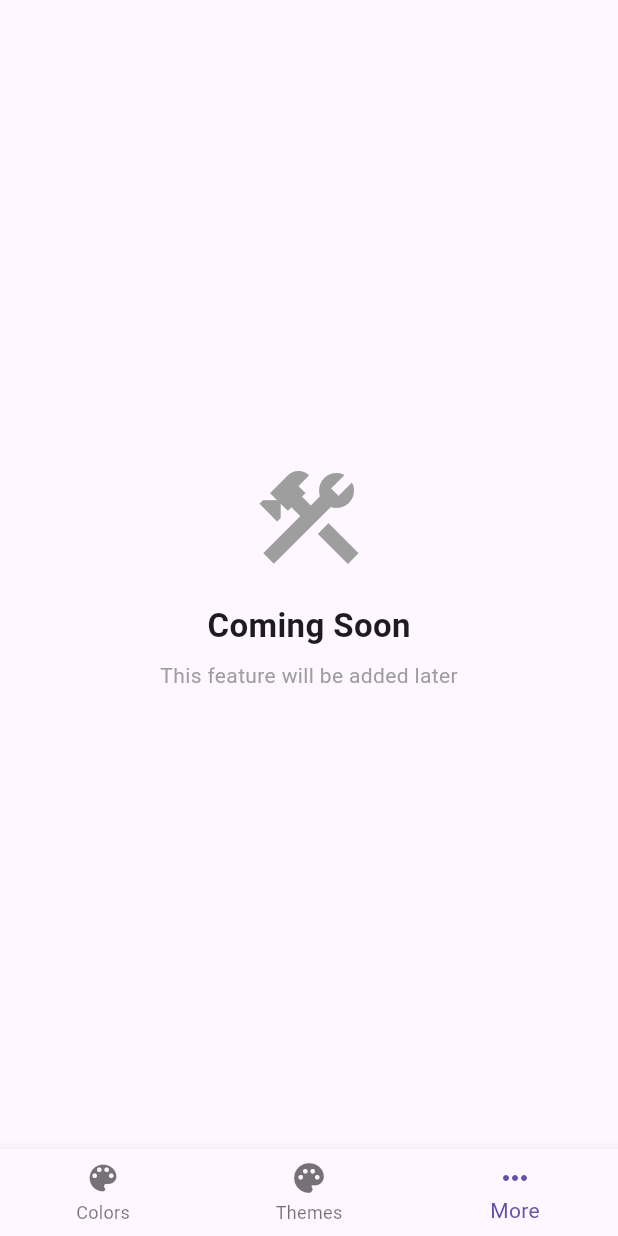
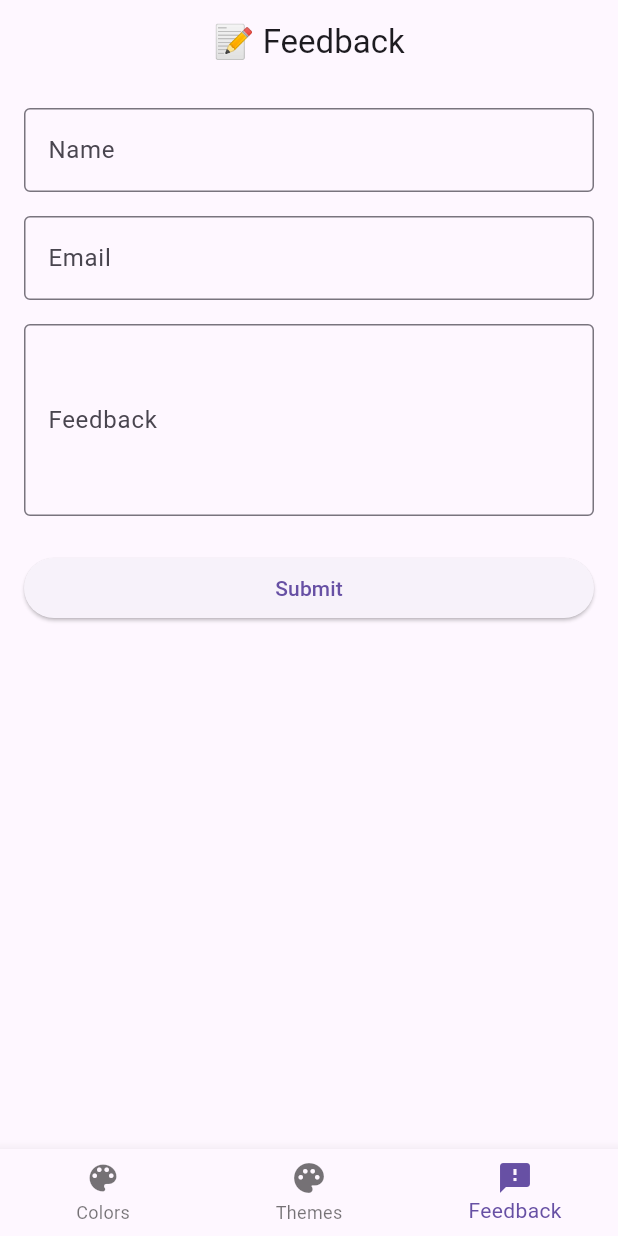
Before and after one commit to jb-git-code/heco, a Flutter app: the screen it shows after launch, item 3 of the bottom bar chosen, on a phone screen of 412 x 824 dp. Run offline on Flutter 3.47's test engine with Material 3 defaults, Android fonts, the light colour scheme and no system bars; our stand-ins replace cloud_firestore, firebase_core, flutter_colorpicker; accounts and stored records are empty.

Commit message:
add feedback screen

```diff
--- a/lib/main.dart
+++ b/lib/main.dart
@@ -1,7 +1,13 @@
+import 'package:firebase_core/firebase_core.dart';
 import 'package:flutter/material.dart';
+import 'package:heco/firebase_options.dart';
 import 'screens/root_screen.dart';
 
-void main() {
+void main() async {
+  WidgetsFlutterBinding.ensureInitialized();
+  await Firebase.initializeApp(
+    options: DefaultFirebaseOptions.currentPlatform,
+  );
   runApp(const ColorHelperApp());
 }
 
--- /dev/null
+++ b/lib/screens/feedback_screen.dart
@@ -0,0 +1,131 @@
+import 'package:flutter/material.dart';
+import '../services/feedback_service.dart';
+
+class FeedbackScreen extends StatefulWidget {
+  const FeedbackScreen({super.key});
+
+  @override
+  State<FeedbackScreen> createState() => _FeedbackScreenState();
+}
+
+class _FeedbackScreenState extends State<FeedbackScreen> {
+  final _formKey = GlobalKey<FormState>();
+
+  final _nameController = TextEditingController();
+  final _emailController = TextEditingController();
+  final _feedbackController = TextEditingController();
+
+  bool isSubmitting = false;
+
+  @override
+  void dispose() {
+    _nameController.dispose();
+    _emailController.dispose();
+    _feedbackController.dispose();
+    super.dispose();
+  }
+
+  Future<void> submit() async {
+    if (!_formKey.currentState!.validate()) return;
+
+    setState(() => isSubmitting = true);
+
+    try {
+      await FeedbackService.submitFeedback(
+        name: _nameController.text.trim(),
+        email: _emailController.text.trim(),
+        feedback: _feedbackController.text.trim(),
+      );
+
+      _formKey.currentState!.reset();
+
+      ScaffoldMessenger.of(context).showSnackBar(
+        const SnackBar(content: Text("Feedback submitted successfully")),
+      );
+    } catch (e) {
+      ScaffoldMessenger.of(context).showSnackBar(
+        const SnackBar(content: Text("Something went wrong")),
+      );
+    } finally {
+      setState(() => isSubmitting = false);
+    }
+  }
+
+  @override
+  Widget build(BuildContext context) {
+    return Scaffold(
+      appBar: AppBar(
+        title: const Text("📝 Feedback"),
+        centerTitle: true,
+      ),
+      body: SingleChildScrollView(
+        padding: const EdgeInsets.all(16),
+        child: Form(
+          key: _formKey,
+          child: Column(
+            children: [
+              // 👤 Name
+              TextFormField(
+                controller: _nameController,
+                decoration: const InputDecoration(
+                  labelText: "Name",
+                  border: OutlineInputBorder(),
+                ),
+                validator: (value) =>
+                    value == null || value.isEmpty ? "Enter name" : null,
+              ),
+
+              const SizedBox(height: 16),
+
+              // 📧 Email
+              TextFormField(
+                controller: _emailController,
+                decoration: const InputDecoration(
+                  labelText: "Email",
+                  border: OutlineInputBorder(),
+                ),
+                keyboardType: TextInputType.emailAddress,
+                validator: (value) {
+                  if (value == null || value.isEmpty) {
+                    return "Enter email";
+                  }
+                  if (!value.contains('@')) {
+                    return "Invalid email";
+                  }
+                  return null;
+                },
+              ),
+
+              const SizedBox(height: 16),
+
+              // 💬 Feedback
+              TextFormField(
+                controller: _feedbackController,
+                decoration: const InputDecoration(
+                  labelText: "Feedback",
+                  border: OutlineInputBorder(),
+                ),
+                maxLines: 4,
+                validator: (value) =>
+                    value == null || value.isEmpty ? "Enter feedback" : null,
+              ),
+
+              const SizedBox(height: 24),
+
+              // 🚀 Submit
+              SizedBox(
+                width: double.infinity,
+                child: ElevatedButton(
+                  onPressed: isSubmitting ? null : submit,
+                  child: isSubmitting
+                      ? const CircularProgressIndicator()
+                      : const Text("Submit"),
+                ),
+              ),
+            ],
+          ),
+        ),
+      ),
+    );
+  }
+}
--- a/lib/screens/root_screen.dart
+++ b/lib/screens/root_screen.dart
@@ -1,4 +1,5 @@
 import 'package:flutter/material.dart';
+import 'package:heco/screens/feedback_screen.dart';
 import 'home_screen.dart';
 import 'theme_generator_screen.dart';
 import 'future_screen.dart';
@@ -16,7 +17,7 @@ class _RootScreenState extends State<RootScreen> {
   final List<Widget> _screens = const [
     HomeScreen(),
     ThemeGeneratorScreen(),
-    FutureScreen(),
+    FeedbackScreen(),
   ];
 
   @override
@@ -33,11 +34,14 @@ class _RootScreenState extends State<RootScreen> {
         },
         items: const [
           BottomNavigationBarItem(
-            icon: Icon(Icons.color_lens ),
+            icon: Icon(Icons.color_lens),
             label: "Colors",
           ),
           BottomNavigationBarItem(icon: Icon(Icons.palette), label: "Themes"),
-          BottomNavigationBarItem(icon: Icon(Icons.more_horiz), label: "More"),
+          BottomNavigationBarItem(
+            icon: Icon(Icons.feedback),
+            label: "Feedback",
+          ),
         ],
       ),
     );
--- /dev/null
+++ b/lib/services/feedback_service.dart
@@ -0,0 +1,18 @@
+import 'package:cloud_firestore/cloud_firestore.dart';
+
+class FeedbackService {
+  static final _db = FirebaseFirestore.instance;
+
+  static Future<void> submitFeedback({
+    required String name,
+    required String email,
+    required String feedback,
+  }) async {
+    await _db.collection('feedbacks').add({
+      'name': name,
+      'email': email,
+      'feedback': feedback,
+      'timestamp': FieldValue.serverTimestamp(),
+    });
+  }
+}
```
Also changed, not shown: firebase.json (added), lib/firebase_options.dart (added), 5 other files.
